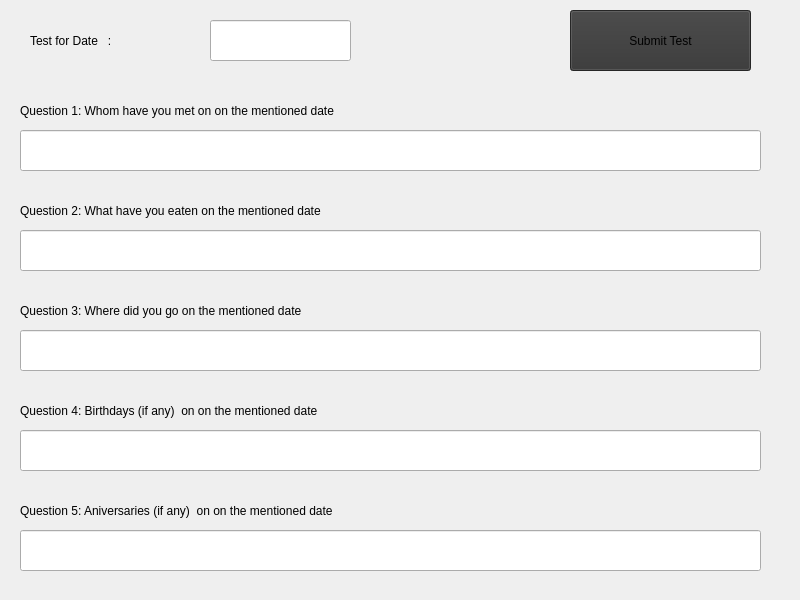
Before: the Qt Designer form test_interface.ui in SPal-14/Alzheimer_Detection, drawn with Qt 5.
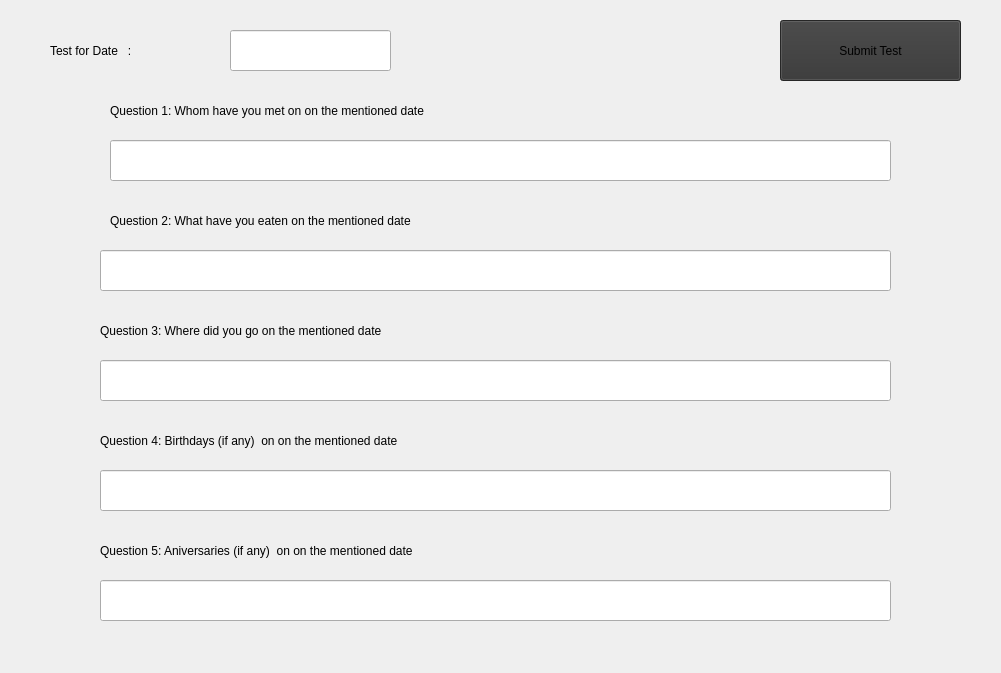
After: the same form once the commit is applied.

Patch:
```diff
--- a/test_interface.ui
+++ b/test_interface.ui
@@ -6,8 +6,8 @@
    <rect>
     <x>0</x>
     <y>0</y>
-    <width>800</width>
-    <height>600</height>
+    <width>1001</width>
+    <height>673</height>
    </rect>
   </property>
   <property name="windowTitle">
@@ -17,8 +17,8 @@
    <widget class="QLabel" name="label">
     <property name="geometry">
      <rect>
-      <x>30</x>
-      <y>30</y>
+      <x>50</x>
+      <y>40</y>
       <width>201</width>
       <height>21</height>
      </rect>
@@ -34,9 +34,9 @@
    <widget class="QLineEdit" name="testDate">
     <property name="geometry">
      <rect>
-      <x>210</x>
-      <y>20</y>
-      <width>141</width>
+      <x>230</x>
+      <y>30</y>
+      <width>161</width>
       <height>41</height>
      </rect>
     </property>
@@ -47,7 +47,7 @@
    <widget class="QLabel" name="label_2">
     <property name="geometry">
      <rect>
-      <x>20</x>
+      <x>110</x>
       <y>100</y>
       <width>521</width>
       <height>21</height>
@@ -63,9 +63,9 @@
    <widget class="QLineEdit" name="lineEdit_Q1">
     <property name="geometry">
      <rect>
-      <x>20</x>
-      <y>130</y>
-      <width>741</width>
+      <x>110</x>
+      <y>140</y>
+      <width>781</width>
       <height>41</height>
      </rect>
     </property>
@@ -73,8 +73,8 @@
    <widget class="QLabel" name="label_3">
     <property name="geometry">
      <rect>
-      <x>20</x>
-      <y>200</y>
+      <x>110</x>
+      <y>210</y>
       <width>521</width>
       <height>21</height>
      </rect>
@@ -89,9 +89,9 @@
    <widget class="QLineEdit" name="lineEdit_Q2">
     <property name="geometry">
      <rect>
-      <x>20</x>
-      <y>230</y>
-      <width>741</width>
+      <x>100</x>
+      <y>250</y>
+      <width>791</width>
       <height>41</height>
      </rect>
     </property>
@@ -99,8 +99,8 @@
    <widget class="QLabel" name="label_4">
     <property name="geometry">
      <rect>
-      <x>20</x>
-      <y>300</y>
+      <x>100</x>
+      <y>320</y>
       <width>531</width>
       <height>21</height>
      </rect>
@@ -115,9 +115,9 @@
    <widget class="QLineEdit" name="lineEdit_Q3">
     <property name="geometry">
      <rect>
-      <x>20</x>
-      <y>330</y>
-      <width>741</width>
+      <x>100</x>
+      <y>360</y>
+      <width>791</width>
       <height>41</height>
      </rect>
     </property>
@@ -125,8 +125,8 @@
    <widget class="QPushButton" name="submitButton">
     <property name="geometry">
      <rect>
-      <x>570</x>
-      <y>10</y>
+      <x>780</x>
+      <y>20</y>
       <width>181</width>
       <height>61</height>
      </rect>
@@ -143,8 +143,8 @@
    <widget class="QLabel" name="label_5">
     <property name="geometry">
      <rect>
-      <x>20</x>
-      <y>400</y>
+      <x>100</x>
+      <y>430</y>
       <width>601</width>
       <height>21</height>
      </rect>
@@ -159,9 +159,9 @@
    <widget class="QLineEdit" name="lineEdit_Q4">
     <property name="geometry">
      <rect>
-      <x>20</x>
-      <y>430</y>
-      <width>741</width>
+      <x>100</x>
+      <y>470</y>
+      <width>791</width>
       <height>41</height>
      </rect>
     </property>
@@ -169,8 +169,8 @@
    <widget class="QLabel" name="label_6">
     <property name="geometry">
      <rect>
-      <x>20</x>
-      <y>500</y>
+      <x>100</x>
+      <y>540</y>
       <width>611</width>
       <height>21</height>
      </rect>
@@ -185,9 +185,9 @@
    <widget class="QLineEdit" name="lineEdit_Q5">
     <property name="geometry">
      <rect>
-      <x>20</x>
-      <y>530</y>
-      <width>741</width>
+      <x>100</x>
+      <y>580</y>
+      <width>791</width>
       <height>41</height>
      </rect>
     </property>
```
